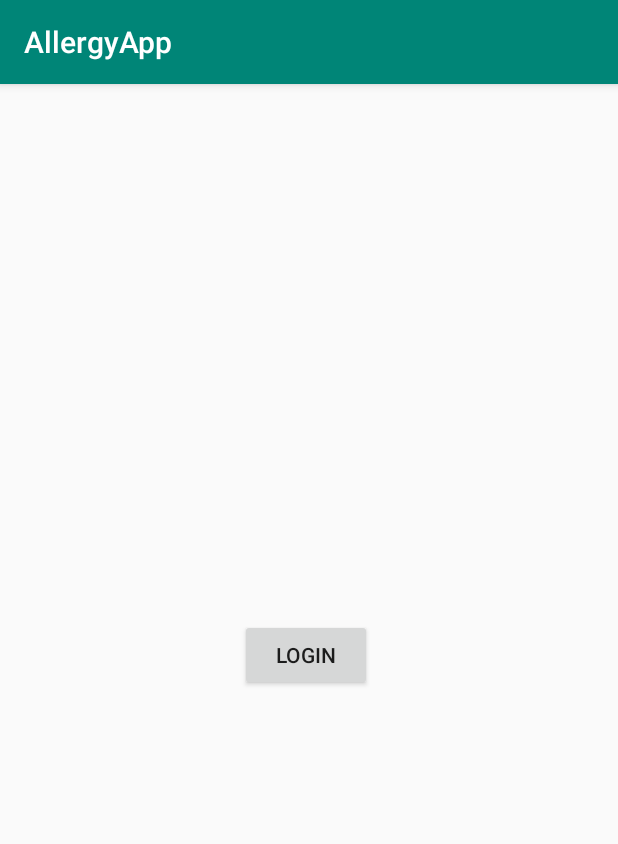
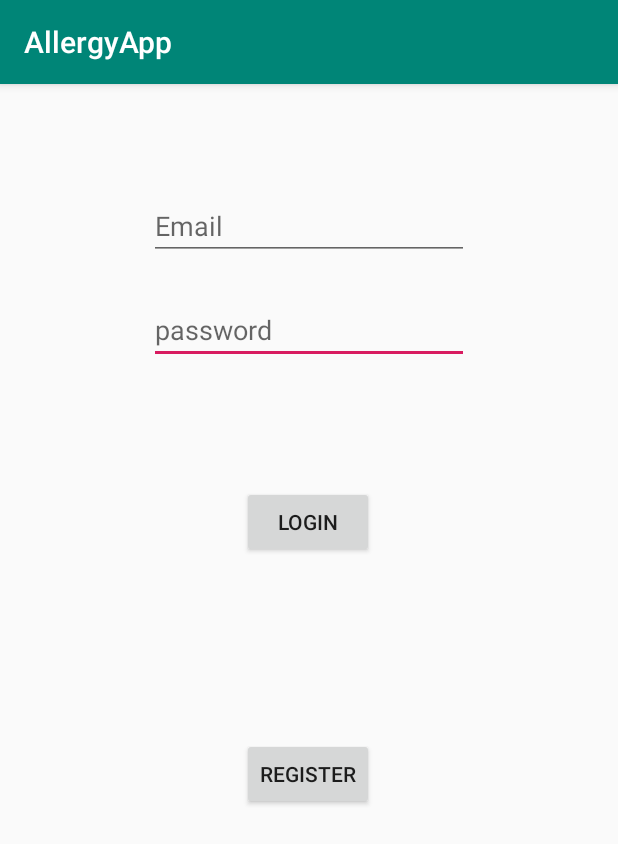
Before and after one commit to Hambrsoom/AllergyApp, an Android app: the screen it shows after launch (LoginActivity), on a phone screen of 412 x 824 dp. Shown: the top 844 px of the screen. Run offline under Robolectric (Android 15) with nearby library versions, the phone set to English and light mode, and no system bars; our stand-ins replace Firebase (no records; nobody signed in at launch, a user with empty details on screens opened directly).

Commit message:
implemented the login/register and connected it to Firebase

```diff
--- a/app/build.gradle
+++ b/app/build.gradle
@@ -31,4 +31,5 @@ dependencies {
     implementation 'com.google.firebase:firebase-auth:19.0.0'
     implementation "android.arch.lifecycle:extensions:1.1.0"
     implementation "android.arch.lifecycle:viewmodel:1.1.0"
+    implementation "com.google.firebase:firebase-database:19.1.0"
 }
--- a/app/src/main/java/com/example/allergyapp/LoginActivity.java
+++ b/app/src/main/java/com/example/allergyapp/LoginActivity.java
@@ -1,23 +1,70 @@
 package com.example.allergyapp;
+
+import com.google.android.gms.tasks.OnCompleteListener;
+import com.google.android.gms.tasks.Task;
+import com.google.firebase.auth.AuthResult;
+import com.google.firebase.auth.FirebaseAuth;
+import com.google.firebase.database.FirebaseDatabase;
+
+import androidx.annotation.NonNull;
+import androidx.appcompat.app.AppCompatActivity;
 
 import android.content.Intent;
 import android.os.Bundle;
 import android.view.View;
-
-
-import androidx.appcompat.app.AppCompatActivity;
+import android.widget.Button;
+import android.widget.EditText;
+import android.widget.Toast;
 
 public class LoginActivity extends AppCompatActivity {
-
+    EditText email;
+    EditText password;
+    Button btnLogin;
+    Button btnRegister;
+    FirebaseAuth mAuth;
     @Override
     protected void onCreate(Bundle savedInstanceState) {
         super.onCreate(savedInstanceState);
         setContentView(R.layout.activity_login);
+        mAuth       = FirebaseAuth.getInstance();
+        email       = findViewById(R.id.email);
+        password    = findViewById(R.id.password);
+        btnLogin    = findViewById(R.id.login);
+        btnRegister = findViewById(R.id.register);
     }
 
-    public void onLoginClicked(View view){
+    public void onClickLogin(View view){
+        mAuth.signInWithEmailAndPassword(email.getText().toString(), password.getText().toString()).addOnCompleteListener(this, new OnCompleteListener<AuthResult>() {
+            @Override
+            public void onComplete(@NonNull Task<AuthResult> task) {
+                if(task.isSuccessful()){
+                    logIn();
+                }
+                else {
+                    Toast toast = Toast.makeText(getApplicationContext(), "Invalid Email or Password. Please try again.", Toast.LENGTH_SHORT);
+                    toast.show();
+                }
+            }
+        });
+    }
+    public void logIn() {
         Intent myIntent = new Intent(this, MainFeatureActivity.class);
         this.startActivity(myIntent);
     }
 
+    public void onClickRegister(View view){
+        mAuth.createUserWithEmailAndPassword(email.getText().toString(), password.getText().toString()).addOnCompleteListener(new OnCompleteListener<AuthResult>() {
+            @Override
+            public void onComplete(@NonNull Task<AuthResult> task) {
+                if (task.isSuccessful()){
+                    FirebaseDatabase.getInstance().getReference().child("users").child(task.getResult().getUser().getUid()).setValue("Empty");
+                    logIn();
+                }
+                else {
+                    Toast toast = Toast.makeText(getApplicationContext(), "Invalid Email or Password. Please try again.", Toast.LENGTH_SHORT);
+                    toast.show();
+                }
+            }
+        });
+    }
 }
--- a/app/src/main/res/layout/activity_login.xml
+++ b/app/src/main/res/layout/activity_login.xml
@@ -7,18 +7,53 @@
     tools:context=".LoginActivity">
 
     <Button
-        android:id="@+id/loginButton"
+        android:id="@+id/login"
         android:layout_width="wrap_content"
         android:layout_height="wrap_content"
-        android:layout_marginStart="159dp"
-        android:layout_marginLeft="159dp"
-        android:layout_marginTop="338dp"
-        android:layout_marginEnd="164dp"
-        android:layout_marginRight="164dp"
-        android:layout_marginBottom="345dp"
-        android:onClick="onLoginClicked"
-        android:text="LogIn"
+        android:layout_marginTop="81dp"
+        android:onClick="onClickLogin"
+        android:text="Login"
+        app:layout_constraintEnd_toEndOf="parent"
+        app:layout_constraintHorizontal_bias="0.498"
+        app:layout_constraintStart_toStartOf="parent"
+        app:layout_constraintTop_toBottomOf="@+id/password" />
+
+    <Button
+        android:id="@+id/register"
+        android:layout_width="wrap_content"
+        android:layout_height="wrap_content"
+        android:layout_marginBottom="164dp"
+        android:onClick="onClickRegister"
+        android:text="Register"
         app:layout_constraintBottom_toBottomOf="parent"
+        app:layout_constraintEnd_toEndOf="parent"
+        app:layout_constraintHorizontal_bias="0.498"
+        app:layout_constraintStart_toStartOf="parent"
+        app:layout_constraintTop_toBottomOf="@+id/login" />
+
+    <EditText
+        android:id="@+id/password"
+        android:layout_width="wrap_content"
+        android:layout_height="wrap_content"
+        android:layout_marginBottom="72dp"
+        android:layout_marginTop="24dp"
+        android:ems="10"
+        android:hint="password"
+        android:inputType="textPersonName|textPassword"
+        app:layout_constraintBottom_toTopOf="@+id/login"
+        app:layout_constraintEnd_toEndOf="parent"
+        app:layout_constraintStart_toStartOf="parent"
+        app:layout_constraintTop_toBottomOf="@+id/email"
+        app:layout_constraintVertical_bias="0.221" />
+
+    <EditText
+        android:id="@+id/email"
+        android:layout_width="wrap_content"
+        android:layout_height="wrap_content"
+        android:layout_marginTop="72dp"
+        android:ems="10"
+        android:hint="Email"
+        android:inputType="textPersonName"
         app:layout_constraintEnd_toEndOf="parent"
         app:layout_constraintStart_toStartOf="parent"
         app:layout_constraintTop_toTopOf="parent" />
```
